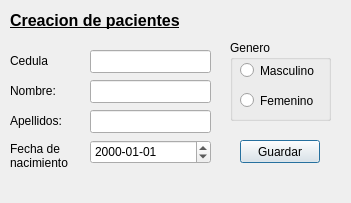
First picture: the form in gui/PacienteGUI.ui, repository santi-ago/Info2, before the edit.
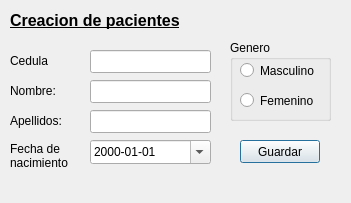
Second picture: the form after the edit.

Diff of the .ui file:
```diff
--- a/gui/PacienteGUI.ui
+++ b/gui/PacienteGUI.ui
@@ -125,6 +125,9 @@
    <property name="displayFormat">
     <string>yyyy-MM-dd</string>
    </property>
+   <property name="calendarPopup">
+    <bool>true</bool>
+   </property>
   </widget>
   <widget class="QGroupBox" name="genBox">
    <property name="geometry">
```
